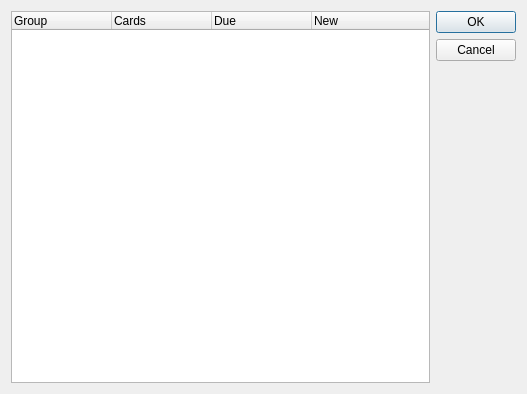
Before: the Qt Designer form designer/groupsel.ui in ankitects/anki, drawn with Qt 5.
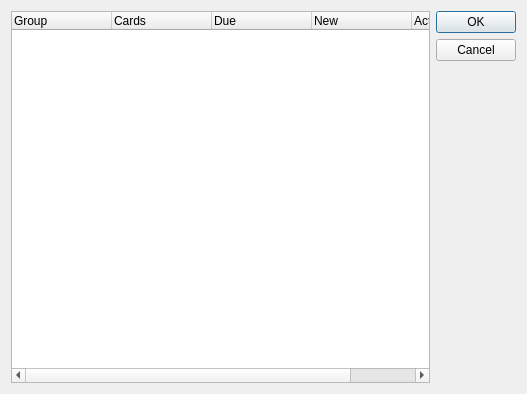
After: the same form once the commit is applied.

Commit message: tweak layout and add edit button

```diff
--- a/designer/groupsel.ui
+++ b/designer/groupsel.ui
@@ -19,6 +19,9 @@
      <property name="selectionMode">
       <enum>QAbstractItemView::MultiSelection</enum>
      </property>
+     <attribute name="headerStretchLastSection">
+      <bool>false</bool>
+     </attribute>
      <column>
       <property name="text">
        <string>Group</string>
@@ -41,7 +44,7 @@
      </column>
      <column>
       <property name="text">
-       <string/>
+       <string>Actions</string>
       </property>
      </column>
     </widget>
```
The commit also changes 1 other file.
